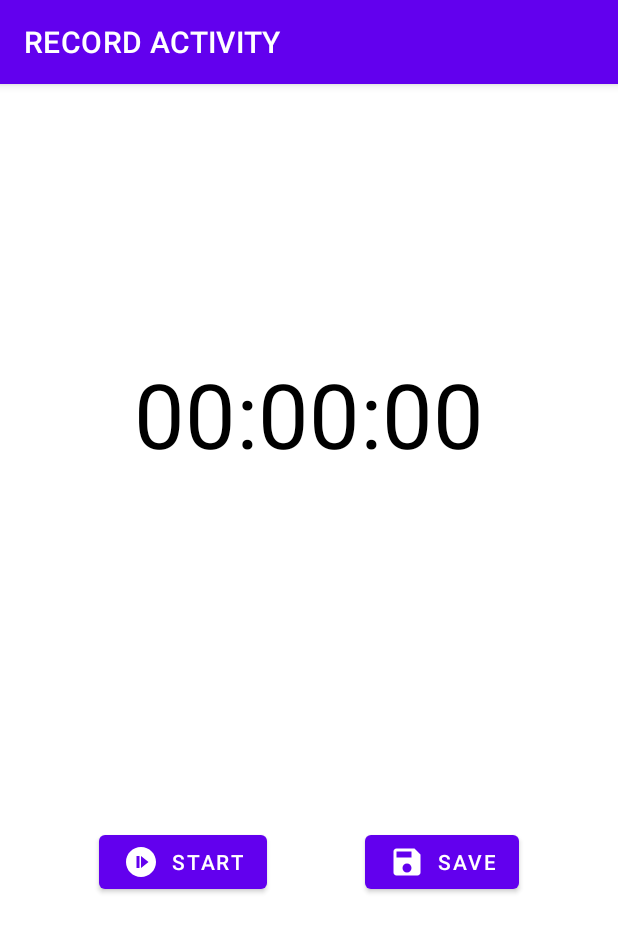
After one commit to 2058govindsingh/BPD-App, an Android app: the OneTapActivity screen opened directly, with no data from a screen before it, on a phone screen of 412 x 824 dp. The commit adds this screen. Shown: the top 932 px of the screen. Run offline under Robolectric (Android 15) with nearby library versions, the phone set to English and light mode, and no system bars.

Commit message:
NewActivity Added

```diff
--- /dev/null
+++ b/app/src/main/java/com/example/bpdapp/OneTapActivity.kt
@@ -0,0 +1,80 @@
+package com.example.bpdapp
+
+import android.content.BroadcastReceiver
+import android.content.Context
+import android.content.Intent
+import android.content.IntentFilter
+import android.os.Build
+import androidx.appcompat.app.AppCompatActivity
+import android.os.Bundle
+import android.widget.Toast
+import androidx.annotation.RequiresApi
+import androidx.appcompat.content.res.AppCompatResources
+import androidx.core.content.res.ResourcesCompat
+import com.example.bpdapp.databinding.ActivityLoginBinding
+import com.example.bpdapp.databinding.ActivityOneTapBinding
+import kotlin.math.roundToInt
+
+class OneTapActivity : AppCompatActivity() {
+    private lateinit var binding: ActivityOneTapBinding
+    private var timerStarted=false
+    private lateinit var serviceIntent:Intent
+    private var time=0.0
+    override fun onCreate(savedInstanceState: Bundle?) {
+        super.onCreate(savedInstanceState)
+        binding=ActivityOneTapBinding.inflate(layoutInflater)
+        setContentView(binding.root)
+        binding.startStopButton.setOnClickListener{ startStopTimer() }
+        binding.saveButton.setOnClickListener{ saveTimer()}
+        serviceIntent=Intent(this,TimerService::class.java)
+        registerReceiver(updateTime, IntentFilter(TimerService.TIMER_UPDATED))
+    }
+
+    private fun saveTimer() {
+        stopTimer()
+        time=0.0
+        binding.timer.text=getTimeStingFromDouble(time)
+        Toast.makeText(this,"Activity stored in Database Successfully!!",Toast.LENGTH_LONG).show()
+    }
+
+    private fun startStopTimer() {
+        if(timerStarted)
+            stopTimer()
+        else
+            startTimer()
+    }
+    private fun startTimer()
+    {
+        Toast.makeText(this,"this is start timer",Toast.LENGTH_SHORT).show()
+        serviceIntent.putExtra(TimerService.TIME_EXTRA,time)
+        startService(serviceIntent)
+        binding.startStopButton.text="Stop"
+        binding.startStopButton.icon=AppCompatResources.getDrawable(this,R.drawable.ic_start_button)
+        timerStarted=true
+    }
+    private fun stopTimer()
+    {
+        stopService(serviceIntent)
+        binding.startStopButton.text="Start"
+        binding.startStopButton.icon=AppCompatResources.getDrawable(this,R.drawable.ic_stop_button)
+        timerStarted=false
+    }
+    private val updateTime: BroadcastReceiver= object :BroadcastReceiver()
+    {
+        override fun onReceive(context: Context, intent: Intent) {
+            time =intent.getDoubleExtra(TimerService.TIME_EXTRA,0.0)
+            binding.timer.text=getTimeStingFromDouble(time)
+        }
+    }
+    private fun getTimeStingFromDouble(time:Double):String
+    {
+        val resultInt=time.roundToInt()
+        val hours=resultInt%86400/3600
+        val minutes=resultInt%86400%3600/60
+        val seconds=resultInt%86400%3600%60
+        return makeTimeString(hours,minutes,seconds)
+    }
+
+    private fun makeTimeString(hour: Int, min: Int, sec: Int): String = String.format("%02d:%02d:%02d",hour,min,sec)
+
+}
--- /dev/null
+++ b/app/src/main/res/drawable/ic_save_button.xml
@@ -0,0 +1,5 @@
+<vector android:height="24dp" android:tint="#000000"
+    android:viewportHeight="24" android:viewportWidth="24"
+    android:width="24dp" xmlns:android="http://schemas.android.com/apk/res/android">
+    <path android:fillColor="@android:color/white" android:pathData="M17,3L5,3c-1.11,0 -2,0.9 -2,2v14c0,1.1 0.89,2 2,2h14c1.1,0 2,-0.9 2,-2L21,7l-4,-4zM12,19c-1.66,0 -3,-1.34 -3,-3s1.34,-3 3,-3 3,1.34 3,3 -1.34,3 -3,3zM15,9L5,9L5,5h10v4z"/>
+</vector>
--- /dev/null
+++ b/app/src/main/res/drawable/ic_start_button.xml
@@ -0,0 +1,5 @@
+<vector android:height="24dp" android:tint="#000000"
+    android:viewportHeight="24" android:viewportWidth="24"
+    android:width="24dp" xmlns:android="http://schemas.android.com/apk/res/android">
+    <path android:fillColor="@android:color/white" android:pathData="M12,2C6.48,2 2,6.48 2,12c0,5.52 4.48,10 10,10s10,-4.48 10,-10C22,6.48 17.52,2 12,2zM11,16H9V8h2V16zM12,16V8l5,4L12,16z"/>
+</vector>
--- /dev/null
+++ b/app/src/main/res/drawable/ic_stop_button.xml
@@ -0,0 +1,5 @@
+<vector android:height="24dp" android:tint="#000000"
+    android:viewportHeight="24" android:viewportWidth="24"
+    android:width="24dp" xmlns:android="http://schemas.android.com/apk/res/android">
+    <path android:fillColor="@android:color/white" android:pathData="M12,2C6.48,2 2,6.48 2,12c0,5.52 4.48,10 10,10s10,-4.48 10,-10C22,6.48 17.52,2 12,2zM16,16H8V8h8V16z"/>
+</vector>
--- a/app/src/main/res/layout/activity_main.xml
+++ b/app/src/main/res/layout/activity_main.xml
@@ -25,11 +25,11 @@
                 android:id="@+id/hamburger"
                 android:layout_width="match_parent"
                 android:layout_height="?attr/actionBarSize"
-                app:navigationIcon="@drawable/ic_hamburger"
-                app:title="@string/titleTripuraPolice"
+                app:title="Beat Policing Diary"
                 app:menu="@menu/drawer_menu"
                 style="@style/Widget.MaterialComponents.Toolbar.Primary"
                 />
+<!--                app:navigationIcon="@drawable/ic_hamburger"-->
 
 
 
--- /dev/null
+++ b/app/src/main/res/layout/activity_one_tap.xml
@@ -0,0 +1,59 @@
+<?xml version="1.0" encoding="utf-8"?>
+<androidx.constraintlayout.widget.ConstraintLayout xmlns:android="http://schemas.android.com/apk/res/android"
+    xmlns:app="http://schemas.android.com/apk/res-auto"
+    android:orientation="vertical"
+    xmlns:tools="http://schemas.android.com/tools"
+    android:layout_width="match_parent"
+    android:layout_height="match_parent"
+    tools:context=".OneTapActivity">
+    <com.google.android.material.appbar.AppBarLayout
+        android:id="@+id/app_bar_layout"
+        android:layout_width="match_parent"
+        android:layout_height="wrap_content"
+        app:layout_constraintTop_toTopOf="parent"
+        app:layout_constraintStart_toStartOf="parent">
+        <com.google.android.material.appbar.MaterialToolbar
+            android:id="@+id/hamburger"
+            android:layout_width="match_parent"
+            android:layout_height="?attr/actionBarSize"
+            app:title="RECORD ACTIVITY"
+            style="@style/Widget.MaterialComponents.Toolbar.Primary"
+            />
+
+    </com.google.android.material.appbar.AppBarLayout>
+
+    <TextView
+        android:id="@+id/timer"
+        android:layout_width="match_parent"
+        android:layout_height="wrap_content"
+        android:text="00:00:00"
+        android:padding="10dp"
+        android:textColor="@color/black"
+        android:textSize="60sp"
+        android:gravity="center_horizontal"
+        app:layout_constraintTop_toTopOf="parent"
+        app:layout_constraintBottom_toTopOf="@+id/start_stop_button"
+        />
+    <com.google.android.material.button.MaterialButton
+        android:id="@+id/start_stop_button"
+        android:layout_width="wrap_content"
+        android:layout_height="wrap_content"
+        app:icon="@drawable/ic_start_button"
+        android:text="Start"
+        app:layout_constraintTop_toBottomOf="@id/timer"
+        app:layout_constraintBottom_toBottomOf="parent"
+        app:layout_constraintStart_toStartOf="parent"
+        app:layout_constraintEnd_toStartOf="@id/save_button"
+        />
+    <com.google.android.material.button.MaterialButton
+        android:id="@+id/save_button"
+        android:layout_width="wrap_content"
+        android:layout_height="wrap_content"
+        app:icon="@drawable/ic_save_button"
+        android:text="SAVE"
+        app:layout_constraintTop_toBottomOf="@id/timer"
+        app:layout_constraintBottom_toBottomOf="parent"
+        app:layout_constraintStart_toEndOf="@+id/start_stop_button"
+        app:layout_constraintEnd_toEndOf="parent"
+        />
+</androidx.constraintlayout.widget.ConstraintLayout>
```
Also changed, not shown: app/src/main/AndroidManifest.xml (+22 -1 lines), app/src/main/java/com/example/bpdapp/MainActivity.kt (+12 -0 lines), app/src/main/java/com/example/bpdapp/SearchActivity.kt (added, +11 -0 lines), app/src/main/java/com/example/bpdapp/TimerService.kt (added, +35 -0 lines), app/src/main/java/com/example/bpdapp/UploadActivity.kt (added, +11 -0 lines), app/src/main/res/layout/activity_search.xml (added, +33 -0 lines), app/src/main/res/layout/activity_upload.xml (added, +88 -0 lines), app/src/main/res/drawable/facial_recongnition.png (added), app/src/main/res/drawable/fingerprint.png (added), app/src/main/res/drawable/stop.png (added).
